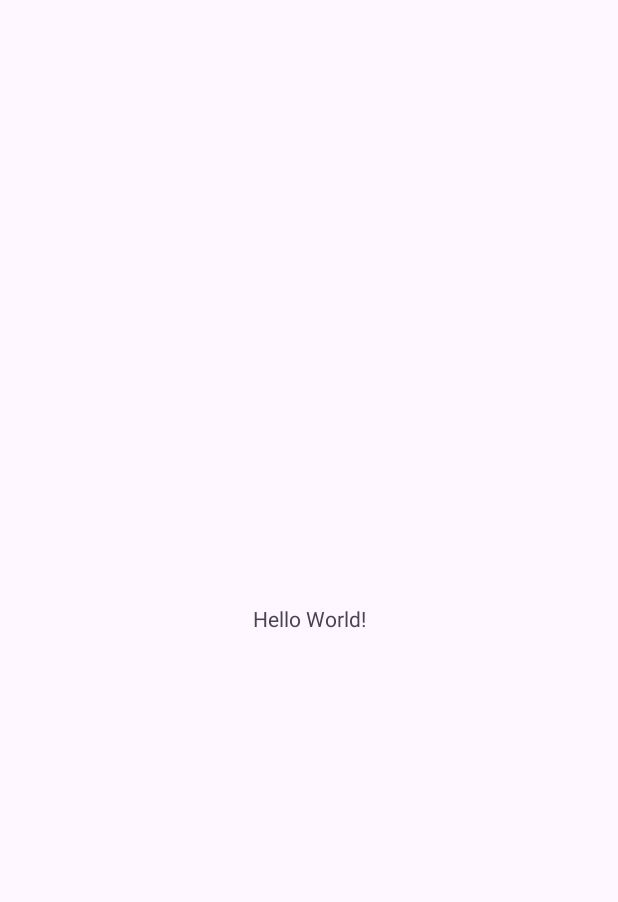
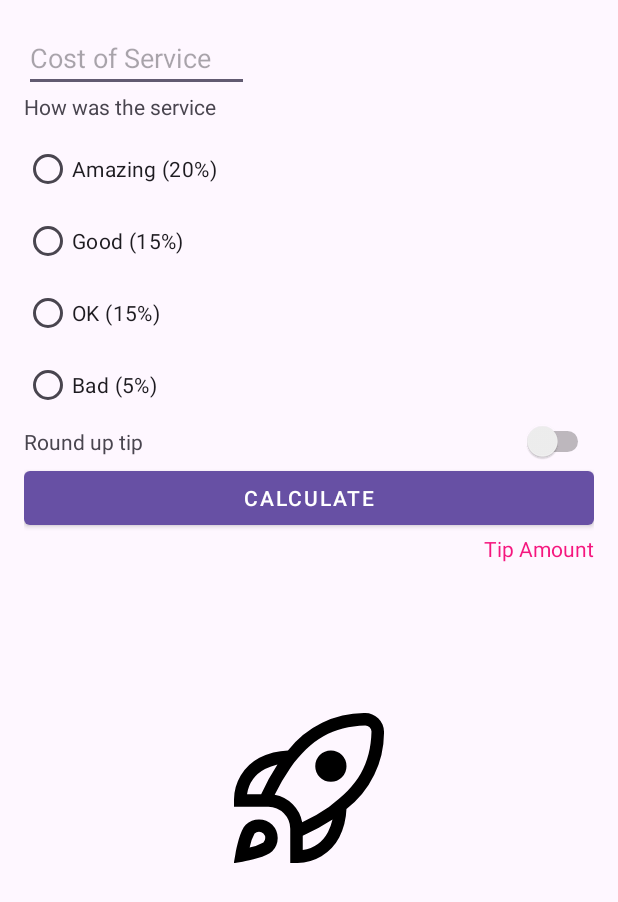
Before and after one commit to lailadwilatifa/24001121_synrgy7_lai_cal_ch2, an Android app: the screen it shows after launch (MainActivity), on a phone screen of 412 x 824 dp. Before the commit the part shown is almost empty. Shown: the top 902 px of the screen. Run offline under Robolectric (Android 15) with nearby library versions, the phone set to English and light mode, and no system bars.

Commit message:
update challenge

```diff
--- a/app/build.gradle.kts
+++ b/app/build.gradle.kts
@@ -5,12 +5,12 @@ plugins {
 
 android {
     namespace = "com.example.kalkulator"
-    compileSdk = 33
+    compileSdk = 34
 
     defaultConfig {
         applicationId = "com.example.kalkulator"
         minSdk = 24
-        targetSdk = 33
+        targetSdk = 34
         versionCode = 1
         versionName = "1.0"
 
--- /dev/null
+++ b/app/src/main/res/drawable/rocket_lunch.xml
@@ -0,0 +1,9 @@
+<vector xmlns:android="http://schemas.android.com/apk/res/android"
+    android:width="512dp"
+    android:height="512dp"
+    android:viewportWidth="24"
+    android:viewportHeight="24">
+  <path
+      android:fillColor="#FF000000"
+      android:pathData="M18,8.5a2.5,2.5 0,0 1,-5 0A2.5,2.5 0,0 1,18 8.5ZM17.994,15.366a11.065,11.065 0,0 1,-1.163 4.569A7.634,7.634 0,0 1,10 24L9,24L9,18.5A3.517,3.517 0,0 0,5.5 15L0,15L0,14A7.634,7.634 0,0 1,4.065 7.169,11.065 11.065,0 0,1 8.634,6.006 15.487,15.487 0,0 1,20.972 0h0A3.009,3.009 0,0 1,24 3,15.507 15.507,0 0,1 17.994,15.366ZM2.084,13L4.346,13A34.361,34.361 0,0 1,6.955 8.237a8.993,8.993 0,0 0,-1.993 0.72A5.519,5.519 0,0 0,2.084 13ZM15.763,17.045A34.361,34.361 0,0 1,11 19.654v2.262a5.519,5.519 0,0 0,4.043 -2.878A8.993,8.993 0,0 0,15.763 17.045ZM22,2.972A1,1 0,0 0,21 2c-5.16,0.147 -8.65,2.124 -12.018,6.822a29.92,29.92 0,0 0,-2.471 4.271,5.5 5.5,0 0,1 4.4,4.4 29.92,29.92 0,0 0,4.271 -2.471C19.876,11.65 21.853,8.16 22,2.972ZM6.122,17.879a3.015,3.015 0,0 1,0 4.242c-0.907,0.906 -3.622,1.465 -4.748,1.664l-1.406,0.247 0.247,-1.406c0.2,-1.126 0.758,-3.841 1.664,-4.748A3.073,3.073 0,0 1,6.122 17.879ZM5,20a0.993,0.993 0,0 0,-0.293 -0.707,1 1,0 0,0 -1.414,0A7.318,7.318 0,0 0,2.5 21.5a7.342,7.342 0,0 0,2.208 -0.794A0.993,0.993 0,0 0,5 20Z"/>
+</vector>
--- a/app/src/main/res/layout/activity_main.xml
+++ b/app/src/main/res/layout/activity_main.xml
@@ -4,15 +4,103 @@
     xmlns:tools="http://schemas.android.com/tools"
     android:layout_width="match_parent"
     android:layout_height="match_parent"
+    android:padding="16dp"
     tools:context=".MainActivity">
 
+    <EditText
+        android:id="@+id/edt_costofservice"
+        android:layout_width="150dp"
+        android:layout_height="wrap_content"
+        android:hint="@string/cost_of_service"
+        app:layout_constraintStart_toStartOf="parent"
+        app:layout_constraintTop_toTopOf="parent"/>
+
     <TextView
+        android:id="@+id/tv_1"
         android:layout_width="wrap_content"
         android:layout_height="wrap_content"
-        android:text="Hello World!"
-        app:layout_constraintBottom_toBottomOf="parent"
+        android:text="@string/how_was_the_service"
+        app:layout_constraintStart_toStartOf="parent"
+        app:layout_constraintTop_toBottomOf="@id/edt_costofservice"/>
+
+    <RadioGroup
+        android:id="@+id/rg_service"
+        android:layout_marginVertical="8dp"
+        android:layout_width="match_parent"
+        android:layout_height="wrap_content"
+        app:layout_constraintStart_toStartOf="parent"
+        app:layout_constraintTop_toBottomOf="@+id/tv_1">
+
+        <RadioButton
+            android:layout_width="wrap_content"
+            android:layout_height="wrap_content"
+            android:text="@string/amazing_20"/>
+
+        <RadioButton
+            android:layout_width="wrap_content"
+            android:layout_height="wrap_content"
+            android:text="@string/good_15"/>
+
+        <RadioButton
+            android:layout_width="wrap_content"
+            android:layout_height="wrap_content"
+            android:text="@string/ok_15"/>
+
+        <RadioButton
+            android:layout_width="wrap_content"
+            android:layout_height="wrap_content"
+            android:text="@string/bad_5"/>
+    </RadioGroup>
+
+    <RelativeLayout
+        android:id="@+id/rl_1"
+        android:layout_width="match_parent"
+        android:layout_height="wrap_content"
+        app:layout_constraintStart_toStartOf="parent"
+        app:layout_constraintTop_toBottomOf="@id/rg_service">
+
+        <TextView
+            android:layout_width="wrap_content"
+            android:layout_height="wrap_content"
+            android:layout_centerVertical="true"
+            android:text="@string/round_up_tip"/>
+
+        <Switch
+            android:layout_alignParentEnd="true"
+            android:layout_width="wrap_content"
+            android:layout_height="wrap_content"
+            android:layout_centerVertical="true"
+            />
+
+    </RelativeLayout>
+
+    <com.google.android.material.button.MaterialButton
+        android:id="@+id/btn_calculate"
+        app:layout_constraintTop_toBottomOf="@id/rl_1"
+        style="@style/Widget.MaterialComponents.Button"
+        android:layout_width="match_parent"
+        android:layout_height="wrap_content"
+        android:text="@string/calculate"
+        app:layout_constraintStart_toStartOf="parent"/>
+
+    <TextView
+        android:id="@+id/tv_2"
+        android:layout_width="wrap_content"
+        android:layout_height="wrap_content"
+        android:text="@string/tip_amount"
+        app:layout_constraintTop_toBottomOf="@id/btn_calculate"
         app:layout_constraintEnd_toEndOf="parent"
+        style="@style/PinkText"/>
+
+    <ImageView
+        android:layout_width="100dp"
+        android:layout_height="100dp"
+        android:src="@drawable/rocket_lunch"
+        app:layout_constraintTop_toBottomOf="@id/tv_2"
         app:layout_constraintStart_toStartOf="parent"
-        app:layout_constraintTop_toTopOf="parent" />
+        app:layout_constraintEnd_toEndOf="parent"
+        android:layout_marginTop="100dp"/>
+
+
 
 </androidx.constraintlayout.widget.ConstraintLayout>
--- a/app/src/main/res/values/colors.xml
+++ b/app/src/main/res/values/colors.xml
@@ -2,4 +2,5 @@
 <resources>
     <color name="black">#FF000000</color>
     <color name="white">#FFFFFFFF</color>
+    <color name="pink">#F5167E</color>
 </resources>
--- a/app/src/main/res/values/strings.xml
+++ b/app/src/main/res/values/strings.xml
@@ -1,3 +1,12 @@
 <resources>
-    <string name="app_name">Kalkulator</string>
+    <string name="app_name">Calcutor</string>
+    <string name="cost_of_service">Cost of Service</string>
+    <string name="how_was_the_service">How was the service</string>
+    <string name="round_up_tip">Round up tip</string>
+    <string name="tip_amount">Tip Amount</string>
+    <string name="calculate">CALCULATE</string>
+    <string name="amazing_20">Amazing (20%)</string>
+    <string name="good_15">Good (15%)</string>
+    <string name="ok_15">OK (15%)</string>
+    <string name="bad_5">Bad (5%)</string>
 </resources>
--- /dev/null
+++ b/app/src/main/res/values/styles.xml
@@ -0,0 +1,6 @@
+<?xml version="1.0" encoding="utf-8"?>
+<resources>
+    <style name="PinkText" parent="TextAppearance.AppCompat">
+        <item name="android:textColor">@color/pink</item>
+    </style>
+</resources>
```
Also changed, not shown: 1 other file.
